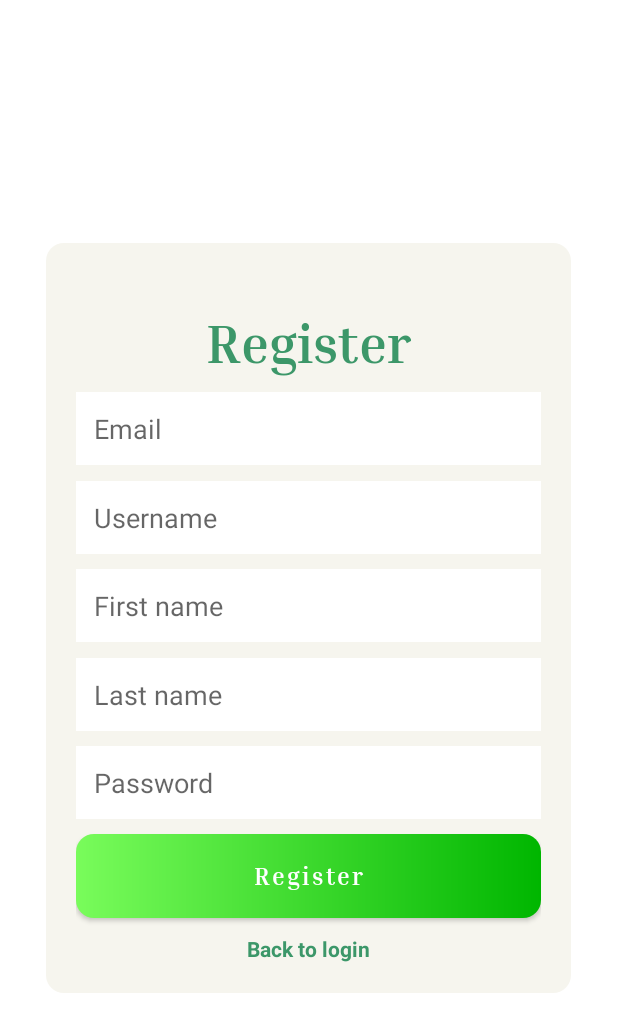
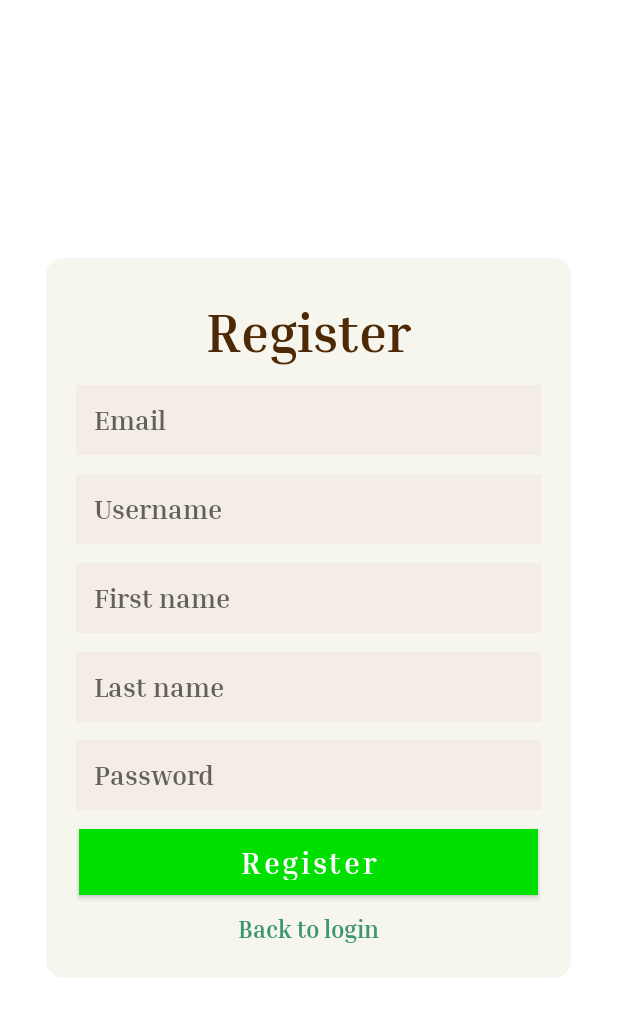
Before and after one commit to ioiiiomio/HotPot_android, an Android app built with Jetpack Compose: the layout fragment_register.xml on its own in the app's theme, with its tools: preview values and no code run, on a phone screen of 412 x 824 dp. Shown: the top 1032 px of the screen. Run offline under Robolectric (Android 15) with nearby library versions, the phone set to English and light mode, and no system bars.

```diff
--- a/app/src/main/res/drawable/item_card_background.xml
+++ b/app/src/main/res/drawable/item_card_background.xml
@@ -3,14 +3,14 @@
     <item>
         <shape android:shape="rectangle">
             <solid android:color="#22000000"/> <!-- Shadow color -->
-            <corners android:radius="12dp"/> <!-- Match the corner radius of the card -->
+            <corners android:radius="20dp"/> <!-- Match the corner radius of the card -->
         </shape>
     </item>
 
     <!-- Card Background -->
     <item android:top="2dp" android:bottom="4dp" android:left="2dp" android:right="2dp">
         <shape android:shape="rectangle"> <!-- Card background color -->
-            <corners android:radius="12dp"/> <!-- Rounded corners -->
+            <corners android:radius="20dp"/> <!-- Rounded corners -->
         </shape>
     </item>
 </layer-list>
--- a/app/src/main/res/layout/fragment_register.xml
+++ b/app/src/main/res/layout/fragment_register.xml
@@ -2,35 +2,38 @@
 <androidx.constraintlayout.widget.ConstraintLayout xmlns:android="http://schemas.android.com/apk/res/android"
     xmlns:app="http://schemas.android.com/apk/res-auto"
     android:layout_width="350dp"
-    android:layout_height="500dp"
+    android:layout_height="480dp"
     android:padding="20dp"
     android:background="@drawable/beige_background"
     android:layout_gravity="center"
     android:orientation="vertical">
 
     <!-- Title -->
+
+    <!-- Email Input -->
+
     <TextView
         android:id="@+id/login_title"
         android:layout_width="wrap_content"
         android:layout_height="wrap_content"
+        android:layout_marginTop="8dp"
         android:fontFamily="@font/inria_serif_bold"
         android:text="@string/register"
-        android:textColor="@color/title_green"
+        android:textColor="@color/text_color"
         android:textSize="35sp"
-        app:layout_constraintTop_toTopOf="parent"
+        app:layout_constraintEnd_toEndOf="parent"
         app:layout_constraintStart_toStartOf="parent"
-        app:layout_constraintEnd_toEndOf="parent"
-        android:layout_marginTop="25dp"/>
+        app:layout_constraintTop_toTopOf="parent" />
 
-    <!-- Email Input -->
     <EditText
         android:id="@+id/login_email"
         android:layout_width="0dp"
         android:layout_height="wrap_content"
         android:hint="Email"
         android:inputType="textEmailAddress"
+        android:fontFamily="@font/inria_serif_bold"
         android:padding="12dp"
-        android:background="@color/white"
+        android:background="@color/background_beige"
         app:layout_constraintTop_toBottomOf="@id/login_title"
         app:layout_constraintStart_toStartOf="parent"
         app:layout_constraintBottom_toTopOf="@+id/login_username"
@@ -43,8 +46,9 @@
         android:layout_height="wrap_content"
         android:hint="Username"
         android:inputType="textEmailAddress"
+        android:fontFamily="@font/inria_serif_bold"
         android:padding="12dp"
-        android:background="@color/white"
+        android:background="@color/background_beige"
         app:layout_constraintTop_toBottomOf="@id/login_email"
         app:layout_constraintStart_toStartOf="parent"
         app:layout_constraintBottom_toTopOf="@+id/login_firstname"
@@ -56,8 +60,9 @@
         android:layout_height="wrap_content"
         android:hint="First name"
         android:inputType="textEmailAddress"
+        android:fontFamily="@font/inria_serif_bold"
         android:padding="12dp"
-        android:background="@color/white"
+        android:background="@color/background_beige"
         app:layout_constraintTop_toBottomOf="@id/login_username"
         app:layout_constraintStart_toStartOf="parent"
         app:layout_constraintBottom_toTopOf="@+id/login_lastname"
@@ -70,8 +75,9 @@
         android:layout_height="wrap_content"
         android:hint="Last name"
         android:inputType="textEmailAddress"
+        android:fontFamily="@font/inria_serif_bold"
         android:padding="12dp"
-        android:background="@color/white"
+        android:background="@color/background_beige"
         app:layout_constraintTop_toBottomOf="@id/login_firstname"
         app:layout_constraintStart_toStartOf="parent"
         app:layout_constraintBottom_toTopOf="@+id/login_password"
@@ -85,8 +91,9 @@
         android:layout_height="wrap_content"
         android:hint="Password"
         android:inputType="textPassword"
+        android:fontFamily="@font/inria_serif_bold"
         android:padding="12dp"
-        android:background="@color/white"
+        android:background="@color/background_beige"
         app:layout_constraintTop_toBottomOf="@id/login_lastname"
         app:layout_constraintStart_toStartOf="parent"
         app:layout_constraintEnd_toEndOf="parent"
@@ -96,16 +103,15 @@
     <!-- Login Button -->
     <com.google.android.material.button.MaterialButton
         android:id="@+id/register_button"
-        android:layout_width="0dp"
-        android:layout_height="wrap_content"
+        android:layout_width="306dp"
+        android:layout_height="44dp"
         android:text="@string/register"
-        android:background="@drawable/green_gradient_background"
+        android:background="@color/fresh_green"
         app:backgroundTint="@null"
         android:textColor="@color/white"
         android:textAllCaps="false"
-        android:textSize="16sp"
+        android:textSize="20sp"
         android:fontFamily="@font/inria_serif_bold"
-        android:paddingVertical="12dp"
         app:layout_constraintTop_toBottomOf="@id/login_password"
         app:layout_constraintBottom_toTopOf="@+id/switch_to_login"
         app:layout_constraintStart_toStartOf="parent"
@@ -117,15 +123,16 @@
         android:id="@+id/switch_to_login"
         android:layout_width="wrap_content"
         android:layout_height="wrap_content"
+        android:clickable="true"
         android:text="Back to login"
-        android:textSize="14sp"
+        android:textSize="16sp"
+        android:fontFamily="@font/inria_serif_bold"
         android:textColor="@color/title_green"
-        android:clickable="true"
-        android:textStyle="bold"
         app:layout_constraintStart_toStartOf="parent"
         app:layout_constraintEnd_toEndOf="parent"
         app:layout_constraintTop_toBottomOf="@id/register_button"
         app:layout_constraintBottom_toBottomOf="parent"
         android:layout_marginTop="10dp" />
 
+
 </androidx.constraintlayout.widget.ConstraintLayout>
```
Also changed, not shown: app/src/main/res/layout/activity_auth.xml (+22 -7 lines), app/src/main/res/layout/fragment_login.xml (+26 -23 lines).
